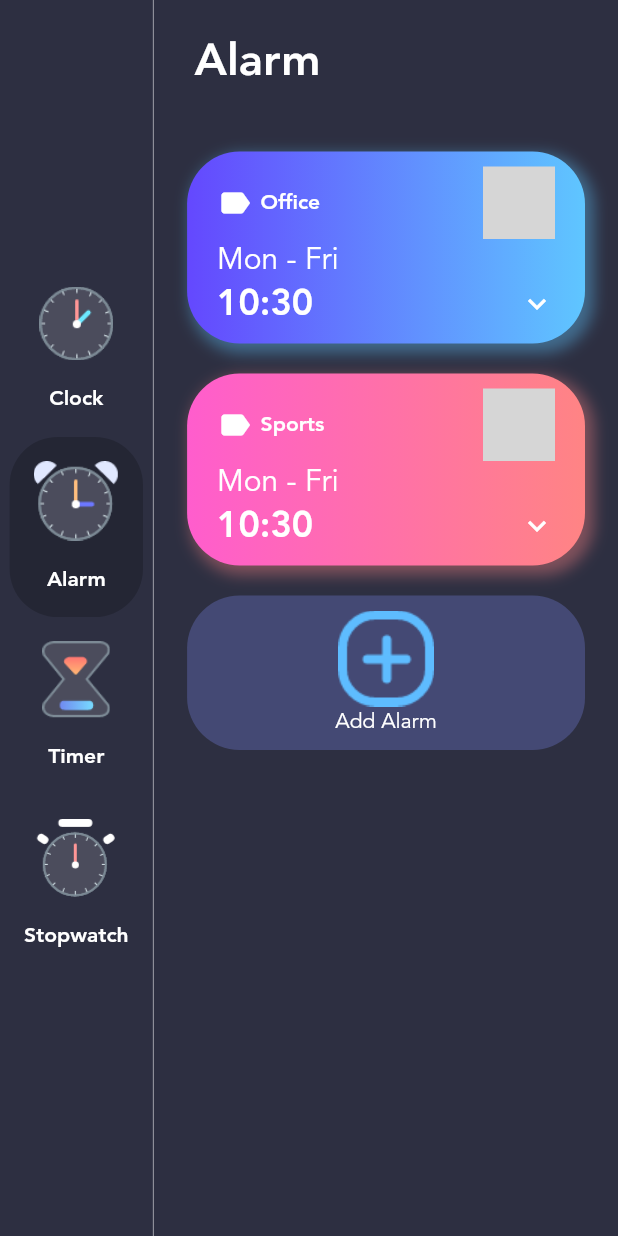
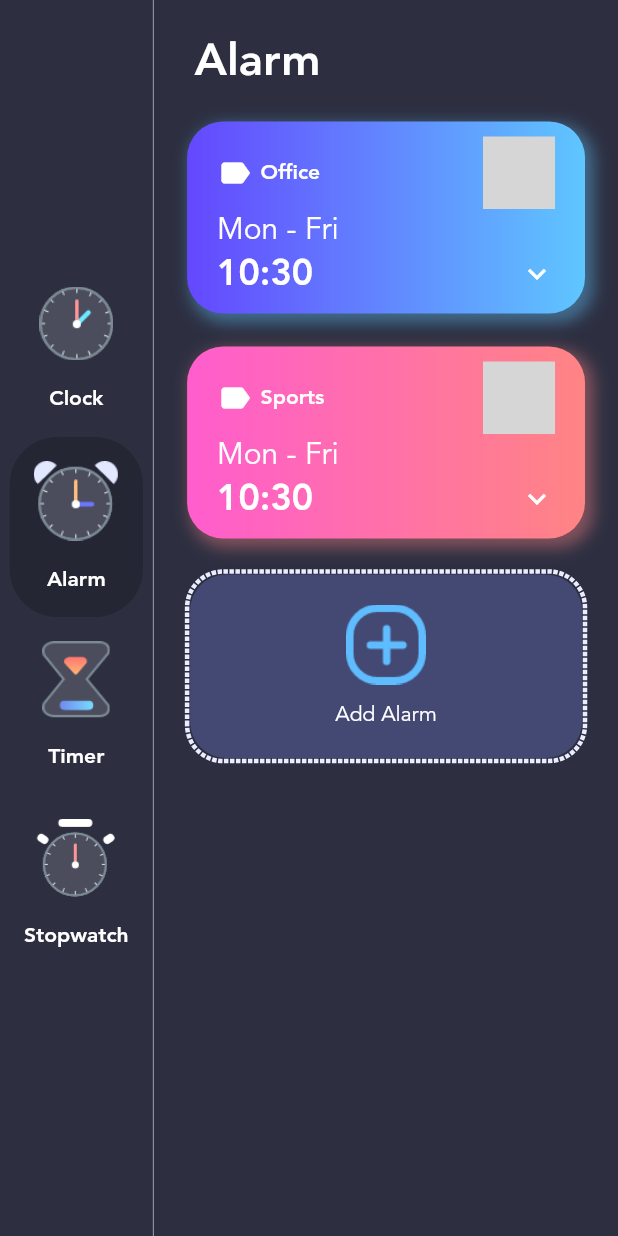
Before and after one commit to arslankaleem7229/simple-clock-flutter, a Flutter app: the screen it shows after launch, after a tap on "Alarm", on a phone screen of 412 x 824 dp. Run offline on Flutter 3.47's test engine with Material 2 defaults, Android fonts, the light colour scheme and no system bars; drawn by our look-alikes of dotted_border; missing offline and left inert: custom_switch_button; grey boxes are pictures that could not be loaded.

Commit message:
Updated Alarm Screen

```diff
--- a/lib/screens/home.dart
+++ b/lib/screens/home.dart
@@ -1,6 +1,7 @@
 import 'dart:async';
 
 import 'package:custom_switch_button/custom_switch_button.dart';
+import 'package:dotted_border/dotted_border.dart';
 import 'package:flutter/cupertino.dart';
 import 'package:flutter/material.dart';
 import 'package:provider/provider.dart';
@@ -104,14 +105,14 @@ class _HomePageState extends State<HomePage> {
                   text: "Alarm", fontWeight: FontWeight.w700, fontSize: 30)),
           Expanded(
             child: ListView(
-                children: alarms.map((alarm) {
+                children: alarms.map<Widget>((alarm) {
               return Container(
                 padding: EdgeInsets.symmetric(horizontal: 20, vertical: 10),
-                margin: EdgeInsets.only(top: 20),
+                margin: EdgeInsets.only(bottom: 22),
                 // height: MediaQuery.of(context).size.height * 0.15,
                 // width: MediaQuery.of(context).size.width,
                 decoration: BoxDecoration(
-                    borderRadius: BorderRadius.circular(35),
+                    borderRadius: BorderRadius.circular(24),
                     gradient: LinearGradient(
                       colors: alarm.gradientColor,
                       begin: Alignment.centerLeft,
@@ -180,18 +181,35 @@ class _HomePageState extends State<HomePage> {
                 ),
               );
             }).followedBy([
-              Container(
-                padding: EdgeInsets.symmetric(horizontal: 20, vertical: 10),
-                margin: EdgeInsets.only(top: 20),
+              DottedBorder(
+                strokeWidth: 3,
+                borderType: BorderType.RRect,
+                color: CustomColors.clockOutline,
+                radius: Radius.circular(24),
+                child: Container(
+                  width: double.infinity,
                   decoration: BoxDecoration(
-                  borderRadius: BorderRadius.circular(35),
+                    borderRadius: BorderRadius.circular(24),
                     color: CustomColors.clockBG,
                   ),
+                  child: ElevatedButton(
+                    style: ButtonStyle(
+                      padding: MaterialStateProperty.all(
+                          EdgeInsets.symmetric(horizontal: 20, vertical: 20)),
+                      backgroundColor:
+                          MaterialStateProperty.all(Colors.transparent),
+                      shadowColor:
+                          MaterialStateProperty.all(Colors.transparent),
+                    ),
+                    onPressed: () {},
                     child: Column(
                       children: [
-                    Image.asset('assets/add_alarm.png'),
-                    kText(text: "Add Alarm", fontSize: 14)
+                        Image.asset('assets/add_alarm.png', scale: 1.2),
+                        SizedBox(height: 10),
+                        kText(text: "Add Alarm", fontSize: 14),
                       ],
+                    ),
+                  ),
                 ),
               ),
             ]).toList()),
```
Lines whose indentation alone changed are shown as unchanged.
